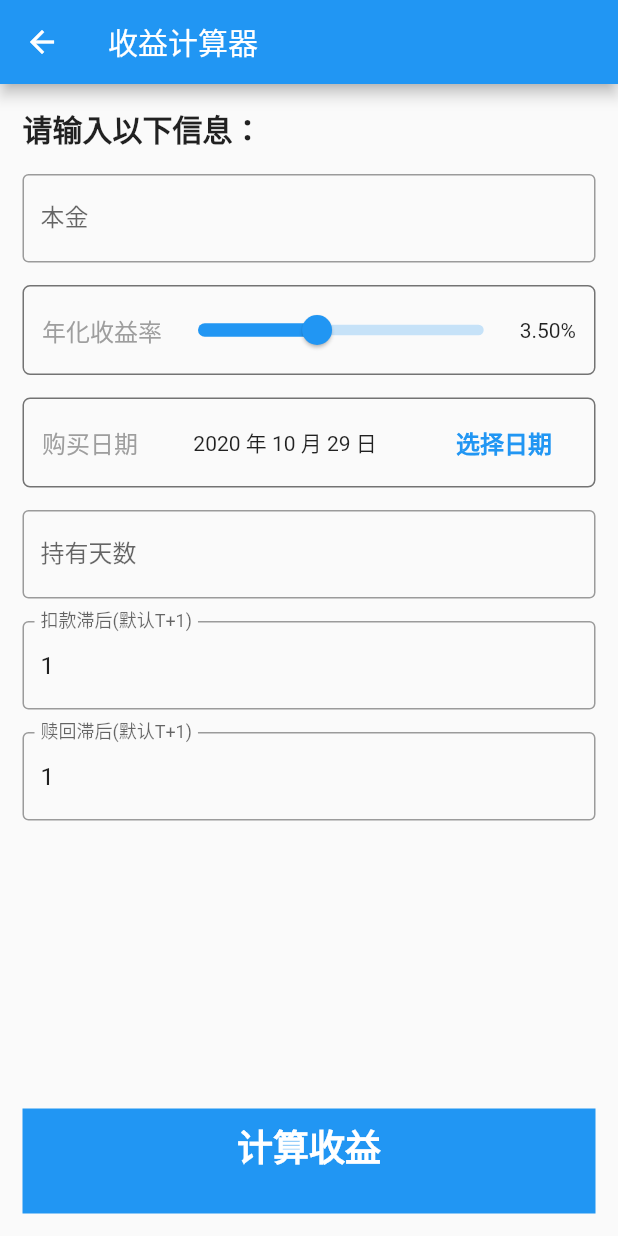
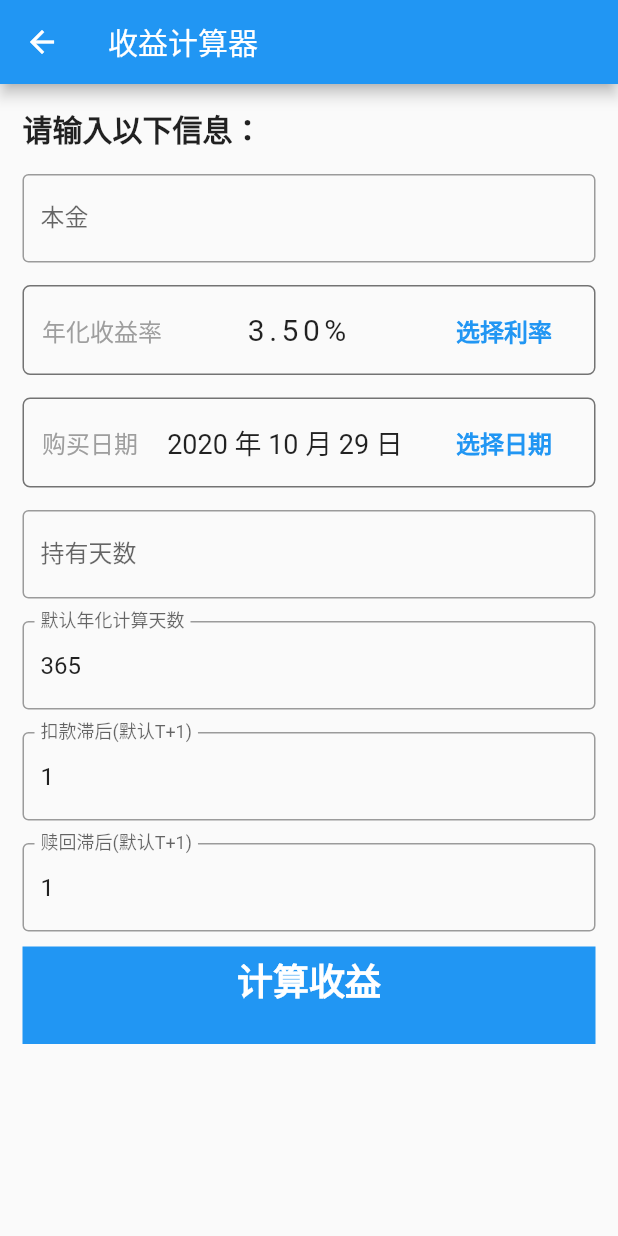
Before and after one commit to frozenghost/xToolsApp, a Flutter app: the screen it shows after launch, after a tap on "收益计算器", on a phone screen of 412 x 824 dp. Run offline on Flutter 3.47's test engine with Material 2 defaults, Android fonts, the phone set to English and light mode, and no system bars; our stand-ins replace date_format, flutter_datetime_picker, font_awesome_flutter, numberpicker, rflutter_alert.

Commit message:
finish the profit calculation

```diff
--- a/lib/constants/consts.dart
+++ b/lib/constants/consts.dart
@@ -5,14 +5,21 @@ import 'package:xtools/entities/tabItem.dart';
 import 'package:xtools/entities/toolModuleItem.dart';
 import 'package:xtools/enums/homePageTab.dart';
 
-const int daysOfYear = 365;
-const int defaultGridColumn = 3;
-const double bottomContainerHeight = 70.0;
+const int kdaysOfYear = 365;
+const int kdefaultGridColumn = 3;
+const double kbottomContainerHeight = 65.0;
+const int kdefaultConfirmDelay = 1;
+const int kdefaultBuyBackDelay = 1;
 
 const TextStyle kdefaultIconTextStyle = TextStyle(fontSize: 16.0);
 const TextStyle kDefaultFormLabelTextStyle = TextStyle(
   fontSize: 16.0,
   color: Colors.grey,
+);
+const TextStyle kformSelectButtonTextStyle = TextStyle(
+  color: Colors.blue,
+  fontWeight: FontWeight.bold,
+  fontSize: 16.0,
 );
 
 final List<TabItem> homePageTabIcons = [
--- /dev/null
+++ b/lib/entities/profitCalculationResult.dart
@@ -0,0 +1,32 @@
+import 'package:date_format/date_format.dart';
+import 'package:flutter/cupertino.dart';
+
+class ProfitCalculationResult {
+  final DateTime confirmDate;
+  final DateTime requestDate;
+  final DateTime refundDate;
+  final int realKeepDays;
+  final double expectedProfit;
+
+  ProfitCalculationResult({
+    @required this.confirmDate,
+    @required this.requestDate,
+    @required this.refundDate,
+    @required this.expectedProfit,
+    @required this.realKeepDays,
+  });
+
+  Container generateResultWidget() {
+    return Container(
+      child: Column(
+        children: [
+          Text("购买日期：${formatDate(requestDate, [yyyy, '-', mm, '-', 'dd'])}"),
+          Text('扣款确认日期：${formatDate(confirmDate, [yyyy, '-', mm, '-', 'dd'])}'),
+          Text('资金到账日期：${formatDate(refundDate, [yyyy, '-', mm, '-', 'dd'])}'),
+          Text('实际持有天数：$realKeepDays天'),
+          Text('预期收益：${expectedProfit.toStringAsFixed(2)}'),
+        ],
+      ),
+    );
+  }
+}
--- a/lib/modules/profitCalculationPage.dart
+++ b/lib/modules/profitCalculationPage.dart
@@ -1,7 +1,11 @@
 import 'package:flutter/material.dart';
 import 'package:flutter/services.dart';
 import 'package:flutter_datetime_picker/flutter_datetime_picker.dart';
+import 'package:numberpicker/numberpicker.dart';
+import 'package:rflutter_alert/rflutter_alert.dart';
 import 'package:xtools/constants/consts.dart';
+import 'package:xtools/entities/profitCalculationResult.dart';
+import 'package:xtools/services/bankProfitCalculator.dart';
 import 'package:xtools/widgets/bottomButton.dart';
 import 'package:xtools/widgets/formContainer.dart';
 
@@ -11,24 +15,33 @@ class ProfitCalculationPage extends StatefulWidget {
 }
 
 class _ProfitCalculationPageState extends State<ProfitCalculationPage> {
-  double profitRate = 350.0;
+  double fund = 0;
+  double profitRate = 3.5;
   DateTime requestDate = DateTime.now();
+  int keepDays = 0;
+  int defaultDaysOfYear = 365;
+  int defaultConfirmDelay = 1;
+  int defaultBuyBackDelay = 1;
 
-  TextEditingController _controller;
+  TextEditingController _daysOfYearController;
   TextEditingController _buyBackDelayController;
   TextEditingController _confirmDelayController;
+  GlobalKey<FormState> _formKey = new GlobalKey<FormState>();
 
   @override
   void initState() {
     super.initState();
-    _controller = TextEditingController();
-    _buyBackDelayController = TextEditingController(text: '1');
-    _confirmDelayController = TextEditingController(text: '1');
+    _daysOfYearController = TextEditingController(text: kdaysOfYear.toString());
+    _buyBackDelayController =
+        TextEditingController(text: kdefaultConfirmDelay.toString());
+    _confirmDelayController =
+        TextEditingController(text: kdefaultBuyBackDelay.toString());
   }
 
   @override
   Widget build(BuildContext context) {
     return Scaffold(
+      resizeToAvoidBottomPadding: true,
       appBar: AppBar(
         title: Text('收益计算器'),
       ),
@@ -37,6 +50,8 @@ class _ProfitCalculationPageState extends State<ProfitCalculationPage> {
           padding: const EdgeInsets.all(15.0),
           child: Container(
             child: Form(
+              key: _formKey,
+              child: SingleChildScrollView(
                 child: Column(
                   crossAxisAlignment: CrossAxisAlignment.stretch,
                   children: [
@@ -54,7 +69,7 @@ class _ProfitCalculationPageState extends State<ProfitCalculationPage> {
                     SizedBox(
                       height: 15.0,
                     ),
-                  TextField(
+                    TextFormField(
                       decoration: InputDecoration(
                         labelText: '本金',
                         border: OutlineInputBorder(),
@@ -63,6 +78,7 @@ class _ProfitCalculationPageState extends State<ProfitCalculationPage> {
                       inputFormatters: [
                         WhitelistingTextInputFormatter.digitsOnly,
                       ],
+                      onSaved: (val) => {this.fund = double.parse(val)},
                     ),
                     SizedBox(
                       height: 15.0,
@@ -75,24 +91,40 @@ class _ProfitCalculationPageState extends State<ProfitCalculationPage> {
                             style: kDefaultFormLabelTextStyle,
                           ),
                           Expanded(
-                          child: SliderTheme(
-                            data: SliderTheme.of(context).copyWith(
-                              trackHeight: 7.0,
+                            child: Center(
+                              child: Text(
+                                profitRate.toStringAsFixed(2) + '%',
+                                style: TextStyle(
+                                  letterSpacing: 3,
+                                  fontSize: 20,
                                 ),
-                            child: Slider(
-                              value: profitRate,
-                              onChanged: (value) {
+                              ),
+                            ),
+                          ),
+                          FlatButton(
+                            child: Text(
+                              '选择利率',
+                              style: kformSelectButtonTextStyle,
+                            ),
+                            onPressed: () {
+                              showDialog(
+                                  context: context,
+                                  builder: (context) {
+                                    return NumberPickerDialog.decimal(
+                                      decimalPlaces: 2,
+                                      minValue: 2,
+                                      maxValue: 10,
+                                      title: Text("请选择利率"),
+                                      initialDoubleValue: profitRate,
+                                    );
+                                  }).then((value) {
+                                if (value != null) {
                                   setState(() {
                                     profitRate = value;
                                   });
+                                }
+                              });
                             },
-                              min: 100.0,
-                              max: 700.0,
-                            ),
-                          ),
-                        ),
-                        Text(
-                          (profitRate / 100).toStringAsFixed(2) + '%',
                           ),
                         ],
                       ),
@@ -109,23 +141,23 @@ class _ProfitCalculationPageState extends State<ProfitCalculationPage> {
                         Expanded(
                           child: Center(
                             child: Text(
-                              '${requestDate.year} 年 ${requestDate.month} 月 ${requestDate.day} 日'),
+                              '${requestDate.year} 年 ${requestDate.month} 月 ${requestDate.day} 日',
+                              style: TextStyle(
+                                fontSize: 18,
+                              ),
+                            ),
                           ),
                         ),
                         FlatButton(
                           child: Text(
                             '选择日期',
-                          style: TextStyle(
-                            color: Colors.blue,
-                            fontWeight: FontWeight.bold,
-                            fontSize: 16.0,
-                          ),
+                            style: kformSelectButtonTextStyle,
                           ),
                           onPressed: () {
                             DatePicker.showDatePicker(
                               context,
                               showTitleActions: true,
-                            minTime: DateTime.now().add(Duration(days: 1)),
+                              minTime: DateTime.now().add(Duration(days: -183)),
                               maxTime: DateTime.now().add(Duration(days: 31)),
                               currentTime: DateTime.now(),
                               locale: LocaleType.zh,
@@ -141,8 +173,7 @@ class _ProfitCalculationPageState extends State<ProfitCalculationPage> {
                     SizedBox(
                       height: 15.0,
                     ),
-                  TextField(
-                    controller: _controller,
+                    TextFormField(
                       decoration: InputDecoration(
                         labelText: '持有天数',
                         border: OutlineInputBorder(),
@@ -151,11 +182,28 @@ class _ProfitCalculationPageState extends State<ProfitCalculationPage> {
                       inputFormatters: [
                         WhitelistingTextInputFormatter.digitsOnly,
                       ],
+                      onSaved: (val) => {this.keepDays = int.parse(val)},
                     ),
                     SizedBox(
                       height: 15.0,
                     ),
-                  TextField(
+                    TextFormField(
+                      controller: _daysOfYearController,
+                      decoration: InputDecoration(
+                        labelText: '默认年化计算天数',
+                        border: OutlineInputBorder(),
+                      ),
+                      keyboardType: TextInputType.number,
+                      inputFormatters: [
+                        WhitelistingTextInputFormatter.digitsOnly,
+                      ],
+                      onSaved: (val) =>
+                          {this.defaultDaysOfYear = int.parse(val)},
+                    ),
+                    SizedBox(
+                      height: 15.0,
+                    ),
+                    TextFormField(
                       controller: _confirmDelayController,
                       decoration: InputDecoration(
                         labelText: '扣款滞后(默认T+1)',
@@ -165,11 +213,13 @@ class _ProfitCalculationPageState extends State<ProfitCalculationPage> {
                       inputFormatters: [
                         WhitelistingTextInputFormatter.digitsOnly,
                       ],
+                      onSaved: (val) =>
+                          {this.defaultConfirmDelay = int.parse(val)},
                     ),
                     SizedBox(
                       height: 15.0,
                     ),
-                  TextField(
+                    TextFormField(
                       controller: _buyBackDelayController,
                       decoration: InputDecoration(
                         labelText: '赎回滞后(默认T+1)',
@@ -179,14 +229,16 @@ class _ProfitCalculationPageState extends State<ProfitCalculationPage> {
                       inputFormatters: [
                         WhitelistingTextInputFormatter.digitsOnly,
                       ],
+                      onSaved: (val) =>
+                          {this.defaultBuyBackDelay = int.parse(val)},
                     ),
-                  Expanded(
-                    child: Container(
+                    Container(
                       alignment: Alignment.bottomCenter,
                       child: BottomButton(
                         text: '计算收益',
-                        onTap: () {},
-                      ),
+                        onTap: () {
+                          calculateProfit();
+                        },
                       ),
                     ),
                   ],
@@ -195,6 +247,43 @@ class _ProfitCalculationPageState extends State<ProfitCalculationPage> {
             ),
           ),
         ),
+      ),
     );
   }
+
+  void calculateProfit() {
+    var _form = _formKey.currentState;
+
+    if (_form.validate()) {
+      _form.save();
     }
+
+    ProfitCalculationResult result = BankProfitCalculator(
+      fundAmount: fund,
+      profitRate: profitRate,
+      keepDays: keepDays,
+      requestDate: requestDate,
+      defaultBuyBackDelay: this.defaultBuyBackDelay,
+      defaultDaysOfYear: this.defaultDaysOfYear,
+      defaultDelayDate: this.defaultConfirmDelay,
+    ).calculateProfit();
+
+    print(result.expectedProfit);
+    Alert(
+      context: context,
+      type: AlertType.info,
+      title: '计算结果',
+      content: result.generateResultWidget(),
+      buttons: [
+        DialogButton(
+          child: Text('OK'),
+          onPressed: () => Navigator.pop(context),
+        ),
+        DialogButton(
+          child: Text('返回主页'),
+          onPressed: () => Navigator.pushNamed(context, '/'),
+        ),
+      ],
+    ).show();
+  }
+}
--- a/lib/modules/toolTabPage.dart
+++ b/lib/modules/toolTabPage.dart
@@ -22,7 +22,7 @@ class _ToolTabPageState extends State<ToolTabPage> {
         Expanded(
           child: Container(
             child: GridView.count(
-              crossAxisCount: defaultGridColumn,
+              crossAxisCount: kdefaultGridColumn,
               children: ItemGenerator().getToolModules(context),
             ),
           ),
--- a/lib/route.dart
+++ b/lib/route.dart
@@ -1,10 +1,12 @@
 import 'package:flutter/material.dart';
+import 'package:xtools/modules/homePage.dart';
 
 import 'modules/profitCalculationPage.dart';
 
 Function onGenerateRoute = (RouteSettings settings) {
   var routes = <String, WidgetBuilder>{
     "/profit": (ctx) => ProfitCalculationPage(),
+    "/": (ctx) => HomePage(),
   };
   WidgetBuilder builder = routes[settings.name];
   return MaterialPageRoute(builder: (ctx) => builder(ctx));
--- a/lib/widgets/bottomButton.dart
+++ b/lib/widgets/bottomButton.dart
@@ -24,7 +24,7 @@ class BottomButton extends StatelessWidget {
         color: Colors.blue,
         margin: EdgeInsets.only(top: 10.0),
         width: double.infinity,
-        height: bottomContainerHeight,
+        height: kbottomContainerHeight,
         padding: EdgeInsets.only(bottom: 20.0),
       ),
     );
--- a/pubspec.yaml
+++ b/pubspec.yaml
@@ -30,6 +30,9 @@ dependencies:
   cupertino_icons: ^0.1.3
   font_awesome_flutter: ^8.10.0
   flutter_datetime_picker: ^1.4.0
+  date_format: ^1.0.9
+  rflutter_alert: ^1.1.0
+  numberpicker: ^1.2.1
 
 dev_dependencies:
   flutter_test:
```
Also changed, not shown: lib/services/bankProfitCalculator.dart (+38 -10 lines), pubspec.lock. Lines whose indentation alone changed are shown as unchanged.
